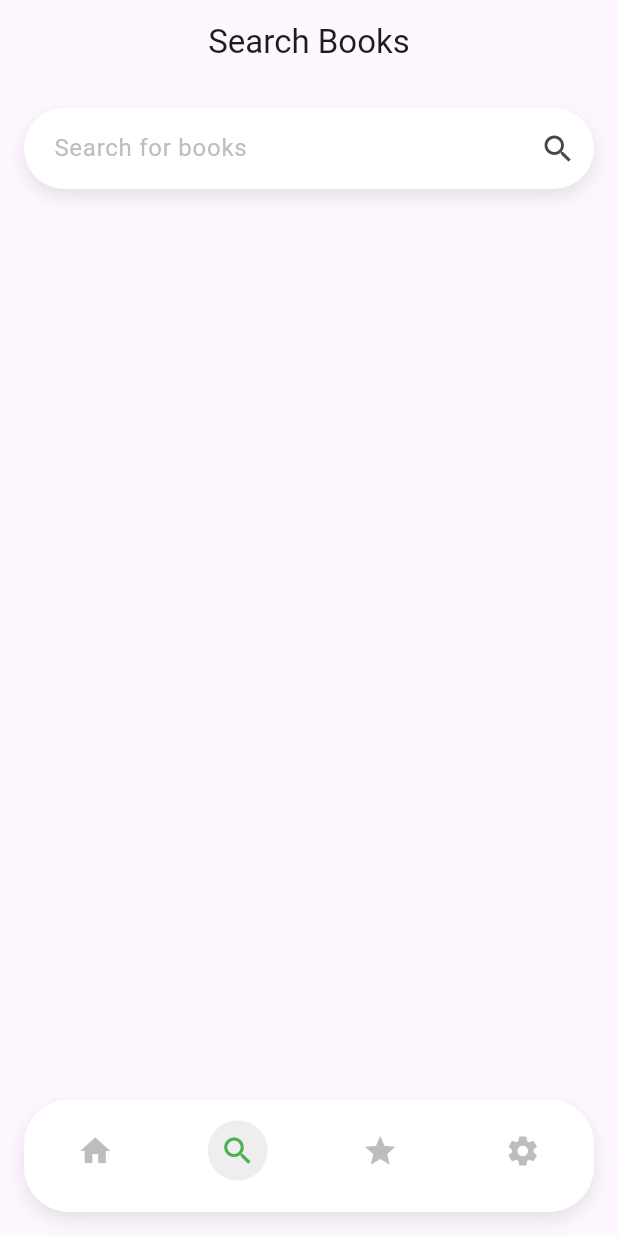
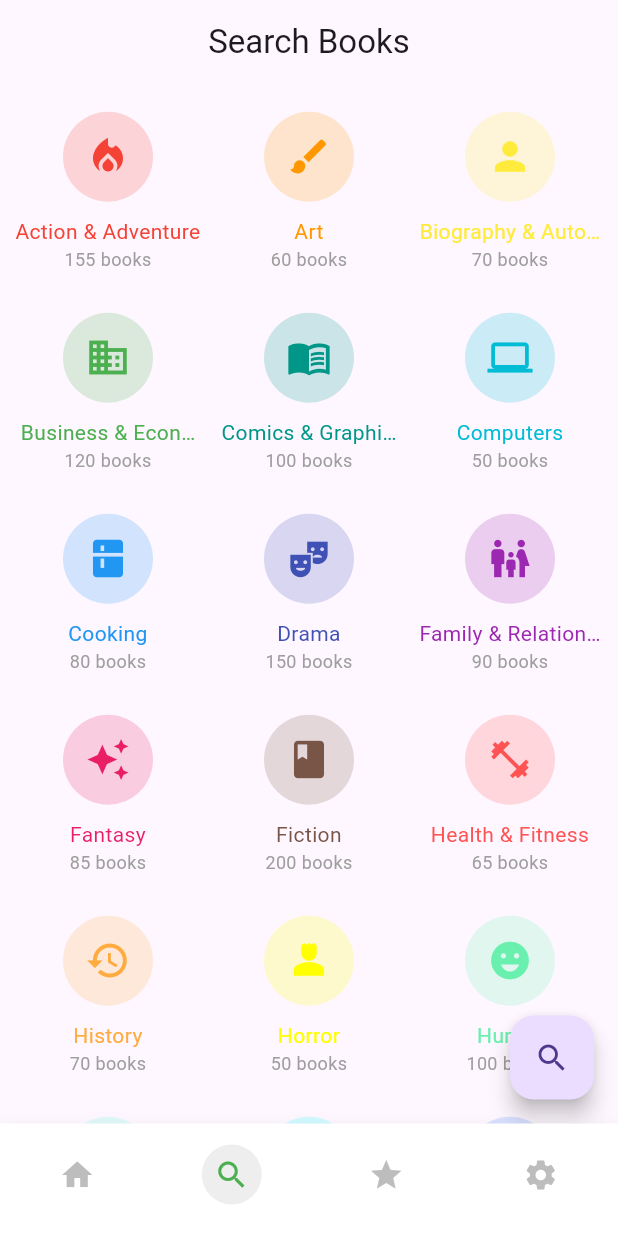
Before and after one commit to DarioCr00/books_app, a Flutter app: the screen it shows after launch, swiped to page 2, on a phone screen of 412 x 824 dp. Run offline on Flutter 3.47's test engine with Material 3 defaults, Android fonts, the phone set to English and light mode, and no system bars; our stand-ins replace cached_network_image, get, shared_preferences; missing offline and left inert: hidable, workmanager; network calls fail.

Commit message:
Changed floating navBar into normal navBar, added Category list in search screen

```diff
--- a/lib/controller/main_controller.dart
+++ b/lib/controller/main_controller.dart
@@ -1,3 +1,5 @@
+// ignore_for_file: avoid_print
+
 import 'package:books_app/utils/api_url.dart';
 import 'package:books_app/utils/work_manager_service.dart';
 import 'package:flutter/material.dart';
@@ -18,7 +20,7 @@ class MainController extends GetxController {
     super.onInit();
   }
 
-  Future<List<Book>> fetchBooks(String query) async {
+  Future<List<Book>> fetchBooks(String query, {String? category}) async {
     final url = googleBooksApiUrl(query);
     final response = await http.get(Uri.parse(url));
 
@@ -50,6 +52,10 @@ class MainController extends GetxController {
 
   Future<List<Book>> fetchPopularBooks() async {
     return await fetchBooks("Lo Hobbit");
+  }
+
+  Future<List<Book>> searchBooksByCategory(String category) async {
+    return await fetchBooks("", category: category);
   }
 
   // Background tasks
--- /dev/null
+++ b/lib/model/categories.dart
@@ -0,0 +1,71 @@
+import 'package:flutter/material.dart';
+
+class Category {
+  final String name;
+  final IconData icon;
+  final int bookCount;
+
+  Category({required this.name, required this.icon, required this.bookCount});
+}
+
+final List<Category> categories = [
+  Category(name: 'Action & Adventure', icon: Icons.local_fire_department, bookCount: 155),
+  Category(name: 'Art', icon: Icons.brush, bookCount: 60),
+  Category(name: 'Biography & Autobiography', icon: Icons.person, bookCount: 70),
+  Category(name: 'Business & Economics', icon: Icons.business, bookCount: 120),
+  Category(name: 'Comics & Graphic Novels', icon: Icons.menu_book, bookCount: 100),
+  Category(name: 'Computers', icon: Icons.computer, bookCount: 50),
+  Category(name: 'Cooking', icon: Icons.kitchen, bookCount: 80),
+  Category(name: 'Drama', icon: Icons.theater_comedy, bookCount: 150),
+  Category(name: 'Family & Relationships', icon: Icons.family_restroom, bookCount: 90),
+  Category(name: 'Fantasy', icon: Icons.auto_awesome, bookCount: 85),
+  Category(name: 'Fiction', icon: Icons.book, bookCount: 200),
+  Category(name: 'Health & Fitness', icon: Icons.fitness_center, bookCount: 65),
+  Category(name: 'History', icon: Icons.history, bookCount: 70),
+  Category(name: 'Horror', icon: Icons.person_4_sharp, bookCount: 50),
+  Category(name: 'Humor', icon: Icons.emoji_emotions, bookCount: 100),
+  Category(name: 'Mystery', icon: Icons.search, bookCount: 110),
+  Category(name: 'Philosophy', icon: Icons.psychology, bookCount: 55),
+  Category(name: 'Poetry', icon: Icons.edit, bookCount: 40),
+  Category(name: 'Psychology', icon: Icons.psychology, bookCount: 75),
+  Category(name: 'Religion', icon: Icons.book, bookCount: 90),
+  Category(name: 'Romance', icon: Icons.favorite, bookCount: 187),
+  Category(name: 'Science', icon: Icons.science, bookCount: 130),
+  Category(name: 'Science Fiction', icon: Icons.science, bookCount: 115),
+  Category(name: 'Self-Help', icon: Icons.self_improvement, bookCount: 95),
+  Category(name: 'Social Science', icon: Icons.people, bookCount: 85),
+  Category(name: 'Sports & Recreation', icon: Icons.sports, bookCount: 70),
+  Category(name: 'Travel', icon: Icons.travel_explore, bookCount: 80),
+  Category(name: 'True Crime', icon: Icons.gavel, bookCount: 50),
+];
+
+final Map<String, Color> categoryColorMap = {
+  'Action & Adventure': Colors.red,
+  'Art': Colors.orange,
+  'Biography & Autobiography': Colors.yellow,
+  'Business & Economics': Colors.green,
+  'Comics & Graphic Novels': Colors.teal,
+  'Computers': Colors.cyan,
+  'Cooking': Colors.blue,
+  'Drama': Colors.indigo,
+  'Family & Relationships': Colors.purple,
+  'Fantasy': Colors.pink,
+  'Fiction': Colors.brown,
+  'Health & Fitness': Colors.redAccent,
+  'History': Colors.orangeAccent,
+  'Horror': Colors.yellowAccent,
+  'Humor': Colors.greenAccent,
+  'Mystery': Colors.tealAccent,
+  'Philosophy': Colors.cyanAccent,
+  'Poetry': Colors.blueAccent,
+  'Psychology': Colors.indigoAccent,
+  'Religion': Colors.purpleAccent,
+  'Romance': Colors.pinkAccent,
+  'Science': Colors.lime,
+  'Science Fiction': Colors.limeAccent,
+  'Self-Help': Colors.amber,
+  'Social Science': Colors.amberAccent,
+  'Sports & Recreation': Colors.lightGreen,
+  'Travel': Colors.lightGreenAccent,
+  'True Crime': Colors.deepOrange,
+};
--- a/lib/screens/favourite_books_screen.dart
+++ b/lib/screens/favourite_books_screen.dart
@@ -3,9 +3,8 @@
 import 'package:flutter/material.dart';
 
 class FavouriteBooksScreen extends StatefulWidget {
-  final ScrollController scrollController;
 
-  const FavouriteBooksScreen({Key ? key, required this.scrollController}) : super(key: key);
+  const FavouriteBooksScreen({Key ? key}) : super(key: key);
 
   @override
   _FavouriteBooksScreenState createState() => _FavouriteBooksScreenState();
--- a/lib/screens/home_screen.dart
+++ b/lib/screens/home_screen.dart
@@ -8,9 +8,9 @@ import 'package:books_app/model/book.dart';
 import 'package:get/get.dart';
 
 class HomeScreen extends StatefulWidget {
-  final ScrollController scrollController;
 
-  const HomeScreen({Key? key, required this.scrollController}) : super(key: key);
+
+  const HomeScreen({Key? key}) : super(key: key);
 
   @override
   _HomeScreenState createState() => _HomeScreenState();
@@ -64,7 +64,6 @@ class _HomeScreenState extends State<HomeScreen> {
               : _errorMessage.isNotEmpty
                   ? Center(child: Text(_errorMessage, style: const TextStyle(color: Colors.red)))
                   : SingleChildScrollView(
-                      controller: widget.scrollController,
                       child: Column(
                         crossAxisAlignment: CrossAxisAlignment.start,
                         children: [
--- a/lib/screens/main_screen.dart
+++ b/lib/screens/main_screen.dart
@@ -17,7 +17,7 @@ class MainScreen extends StatefulWidget {
 class _MainScreenState extends State<MainScreen> {
   int _currentIndex = 0;
   late PageController _pageController;
-  final ScrollController _scrollController = ScrollController();
+
 
   @override
   void initState() {
@@ -33,12 +33,6 @@ class _MainScreenState extends State<MainScreen> {
   }
 
   @override
-  void dispose() {
-    _scrollController.dispose();
-    super.dispose();
-  }
-
-  @override
   Widget build(BuildContext context) {
     return Scaffold(
       body: SafeArea(
@@ -49,24 +43,19 @@ class _MainScreenState extends State<MainScreen> {
               _currentIndex = index;
             });
           },
-          children: [
-            HomeScreen(scrollController: _scrollController),
-            SearchScreen(scrollController: _scrollController),
-            FavouriteBooksScreen(scrollController: _scrollController),
-            SettingsScreen(scrollController: _scrollController),
+          children: const [
+            HomeScreen(),
+            SearchScreen(),
+            FavouriteBooksScreen(),
+            SettingsScreen(),
           ],
         ),
       ),
 
-      bottomNavigationBar: Hidable(
-        controller: _scrollController,
-        enableOpacityAnimation: true,
-        preferredWidgetSize: const Size.fromHeight(107),
-        child: Container(
-          margin: const EdgeInsets.only(left: 16.0, right: 16.0, bottom: 16.0),
+      bottomNavigationBar: Container(
+          //margin: const EdgeInsets.only(left: 16.0, right: 16.0, bottom: 16.0),
           decoration: BoxDecoration(
             color: Theme.of(context).bottomNavigationBarTheme.backgroundColor,
-            borderRadius: BorderRadius.circular(30.0),
             boxShadow: [
               BoxShadow(
                 color: Colors.black.withOpacity(0.1),
@@ -108,7 +97,6 @@ class _MainScreenState extends State<MainScreen> {
               ),
             ],
           ),
-        ),
       ),
 
     );
--- a/lib/screens/search_screen.dart
+++ b/lib/screens/search_screen.dart
@@ -1,13 +1,13 @@
 // ignore_for_file: library_private_types_in_public_api, use_super_parameters
 
+import 'package:books_app/widgets/categories_widget.dart';
 import 'package:flutter/material.dart';
 import 'package:books_app/controller/main_controller.dart';
 import 'package:books_app/widgets/search_books_widget.dart';
 
 class SearchScreen extends StatefulWidget {
-  final ScrollController scrollController;
 
-  const SearchScreen({Key ? key, required this.scrollController}) : super(key: key);
+  const SearchScreen({Key ? key}) : super(key: key);
 
   @override
   _SearchScreenState createState() => _SearchScreenState();
@@ -15,6 +15,13 @@ class SearchScreen extends StatefulWidget {
 
 class _SearchScreenState extends State<SearchScreen> {
   final MainController _mainController = MainController();
+  bool _isSearchActive = false;
+
+  void _toggleSearch() {
+    setState(() {
+      _isSearchActive = !_isSearchActive;
+    });
+  }
 
   @override
   Widget build(BuildContext context) {
@@ -23,12 +30,34 @@ class _SearchScreenState extends State<SearchScreen> {
         title: const Text('Search Books'),
         centerTitle: true,
       ),
-      body: SearchBooksWidget(
-        mainController: _mainController,
-        onSearchResults: (results) {
-          setState(() {
-          });
-        },
+      body: Stack(
+        children: [
+          Visibility(
+            visible: !_isSearchActive,
+            child: CategoriesWidget(mainController: _mainController),
+          ),
+          Visibility(
+            visible: _isSearchActive,
+            child: GestureDetector(
+              onTap: _toggleSearch,
+              child: Container(
+                color: Colors.black.withOpacity(0.5),
+                child: Center(
+                  child: SearchBooksWidget(
+                    mainController: _mainController,
+                    onSearchResults: (results) {
+                      setState(() {});
+                    },
+                  ),
+                ),
+              ),
+            ),
+          ),
+        ],
+      ),
+      floatingActionButton: FloatingActionButton(
+        onPressed: _toggleSearch,
+        child: Icon(_isSearchActive ? Icons.close : Icons.search),
       ),
     );
   }
--- a/lib/screens/settings_screen.dart
+++ b/lib/screens/settings_screen.dart
@@ -5,9 +5,9 @@ import 'package:get/get.dart';
 import 'package:books_app/controller/main_controller.dart';
 
 class SettingsScreen extends StatefulWidget {
-  final ScrollController scrollController;
 
-  const SettingsScreen({Key? key, required this.scrollController}) : super(key: key);
+
+  const SettingsScreen({Key? key}) : super(key: key);
 
   @override
   _SettingsScreenState createState() => _SettingsScreenState();
--- a/lib/utils/work_manager_service.dart
+++ b/lib/utils/work_manager_service.dart
@@ -1,3 +1,5 @@
+// ignore_for_file: avoid_print
+
 import 'package:workmanager/workmanager.dart';
 import 'package:books_app/controller/main_controller.dart';
 import 'package:get/get.dart';
--- /dev/null
+++ b/lib/widgets/categories_widget.dart
@@ -0,0 +1,83 @@
+// ignore_for_file: use_super_parameters, use_build_context_synchronously, use_key_in_widget_constructors, prefer_const_constructors_in_immutables
+
+import 'package:books_app/controller/main_controller.dart';
+import 'package:books_app/model/categories.dart';
+import 'package:books_app/widgets/category_book_list_widget.dart';
+import 'package:flutter/material.dart';
+
+class CategoriesWidget extends StatelessWidget {
+  final MainController mainController;
+
+  CategoriesWidget({required this.mainController});
+
+  @override
+  Widget build(BuildContext context) {
+    return Expanded(
+      child: GridView.builder(
+        padding: const EdgeInsets.all(10),
+        gridDelegate: const SliverGridDelegateWithFixedCrossAxisCount(
+          crossAxisCount: 3,
+          childAspectRatio: 1,
+          crossAxisSpacing: 10,
+          mainAxisSpacing: 10,
+        ),
+        itemCount: categories.length,
+        itemBuilder: (context, index) {
+          final category = categories[index];
+          final color = categoryColorMap[category.name] ?? Colors.grey;
+          return CategoryItem(
+            category: category,
+            color: color,
+            onTap: () async {
+              final books = await mainController.searchBooksByCategory(category.name);
+              Navigator.push(
+                context,
+                MaterialPageRoute(
+                  builder: (context) => BookListWidget(books: books, categoryName: category.name)
+                ),
+              );
+            }
+          );
+        },
+      ),
+    );
+  }
+}
+
+class CategoryItem extends StatelessWidget {
+  final Category category;
+  final Color color;
+  final VoidCallback onTap;
+
+  const CategoryItem({Key? key, required this.category, required this.color, required this.onTap}) : super(key: key);
+
+  @override
+  Widget build(BuildContext context) {
+    return GestureDetector(
+      onTap: onTap,
+      child:  Column(
+        mainAxisAlignment: MainAxisAlignment.center,
+        children: [
+          CircleAvatar(
+            radius: 30,
+            backgroundColor: color.withOpacity(0.2),
+            child: Icon(category.icon, size: 30, color: color),
+          ),
+          const SizedBox(height: 10),
+          Text(
+            category.name,
+            textAlign: TextAlign.center,
+            style: TextStyle(color: color),
+            overflow: TextOverflow.ellipsis,
+            maxLines: 1,
+          ),
+          Text(
+            '${category.bookCount} books',
+            textAlign: TextAlign.center,
+            style: TextStyle(color: Colors.grey[500], fontSize: 12),
+          ),
+        ],
+      ),
+    );
+  }
+}
--- /dev/null
+++ b/lib/widgets/category_book_list_widget.dart
@@ -0,0 +1,34 @@
+// ignore_for_file: use_super_parameters
+
+import 'package:books_app/model/book.dart';
+import 'package:flutter/material.dart';
+
+class BookListWidget extends StatelessWidget {
+  final List<Book> books;
+  final String categoryName;
+
+  const BookListWidget({Key? key, required this.books, required this.categoryName}) : super(key: key);
+
+  @override
+  Widget build(BuildContext context) {
+    return Scaffold(
+      appBar: AppBar(
+        title: Text(categoryName),
+        centerTitle: true,
+      ),
+      body: ListView.builder(
+        itemCount: books.length,
+        itemBuilder: (context, index) {
+          final book = books[index];
+          return ListTile(
+            leading: book.thumbnail != null
+                ? Image.network(book.thumbnail!)
+                : null,
+            title: Text(book.title),
+            subtitle: Text(book.subtitle ?? ''),
+          );
+        },
+      ),
+    );
+  }
+}
--- a/lib/widgets/favourite_button_widget.dart
+++ b/lib/widgets/favourite_button_widget.dart
@@ -1,4 +1,4 @@
-// ignore_for_file: library_private_types_in_public_api, use_super_parameters
+// ignore_for_file: library_private_types_in_public_api, use_super_parameters, avoid_print
 
 import 'package:books_app/model/book.dart';
 import 'package:flutter/material.dart';
--- a/pubspec.yaml
+++ b/pubspec.yaml
@@ -38,7 +38,7 @@ dependencies:
   hidable: ^1.0.6
   http: ^1.2.1
   shared_preferences: ^2.2.3
-  workmanager: ^0.4.0
+  workmanager: ^0.5.2
 
 dev_dependencies:
   flutter_lints: ^3.0.0
```
Also changed, not shown: pubspec.lock, 1 other file.
